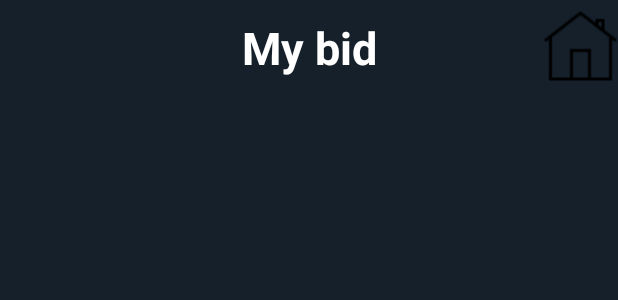
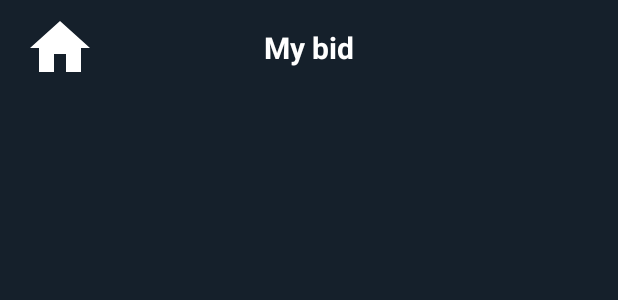
Before and after one commit to khanhlove01/CS426-MobileProject, an Android app: the layout activity_waiting_bid.xml on its own in the app's theme, with its tools: preview values and no code run, on a phone screen of 412 x 824 dp. Shown: the top 300 px of the screen. Run offline under Robolectric (Android 15) with nearby library versions, the phone set to English and light mode, and no system bars.

Commit message:
update bid history, my bid change nvBar title color to white

```diff
--- /dev/null
+++ b/app/src/main/res/drawable/home_icon.xml
@@ -0,0 +1,5 @@
+<vector android:height="48dp" android:tint="#FFFFFF"
+    android:viewportHeight="24" android:viewportWidth="24"
+    android:width="48dp" xmlns:android="http://schemas.android.com/apk/res/android">
+    <path android:fillColor="@android:color/white" android:pathData="M10,20v-6h4v6h5v-8h3L12,3 2,12h3v8z"/>
+</vector>
--- a/app/src/main/res/layout/activity_main.xml
+++ b/app/src/main/res/layout/activity_main.xml
@@ -19,6 +19,7 @@
         android:layout_alignParentBottom="true"
         android:layout_marginBottom="0dp"
         android:background="@drawable/custom_navigation_bar"
-        app:menu="@menu/bottom_navigation_bar" />
+        app:menu="@menu/bottom_navigation_bar"
+        app:itemTextColor="@color/white"/>
 
 </RelativeLayout>
--- a/app/src/main/res/layout/activity_waiting_bid.xml
+++ b/app/src/main/res/layout/activity_waiting_bid.xml
@@ -23,6 +23,7 @@
             app:layout_constraintEnd_toEndOf="parent"
             app:layout_constraintStart_toStartOf="parent"
             app:layout_constraintTop_toBottomOf="@+id/appbar_waiting_bid">
+
             <TextView
                 android:id="@+id/title_main"
                 android:layout_width="wrap_content"
@@ -30,21 +31,21 @@
                 android:layout_gravity="center"
                 android:text="My bid"
                 android:textColor="@color/white"
-                android:textSize="30dp"
+                android:textSize="20dp"
                 android:textStyle="bold" />
+
             <ImageView
+                android:id="@+id/image_home_waiting_bid"
                 android:layout_width="wrap_content"
                 android:layout_height="wrap_content"
-                android:src="@drawable/home"
-                android:id="@+id/image_home_waiting_bid"
-                android:layout_gravity="right"/>
+                android:src="@drawable/home_icon" />
         </androidx.appcompat.widget.Toolbar>
     </com.google.android.material.appbar.AppBarLayout>
 
     <androidx.recyclerview.widget.RecyclerView
+        android:id="@+id/rcv_my_waiting_bid"
         android:layout_width="match_parent"
         android:layout_height="wrap_content"
-        android:layout_margin="20dp"
         android:layout_below="@id/appbar_waiting_bid"
-        android:id="@+id/rcv_my_waiting_bid"/>
+        android:layout_margin = "10dp"/>
 </RelativeLayout>
--- a/app/src/main/res/layout/custom_nft_bid_history.xml
+++ b/app/src/main/res/layout/custom_nft_bid_history.xml
@@ -41,7 +41,7 @@
                     android:layout_height="wrap_content"
                     android:src="@drawable/logos_ethereum"
                     android:id="@+id/logo_eth_bidhistory"
-                    android:layout_marginLeft="120dp"
+                    android:layout_marginLeft="100dp"
                     android:layout_marginTop="10dp"/>
 
                 <TextView
@@ -50,7 +50,7 @@
                     android:id="@+id/nft_bid_history_eth_price"
                     android:text="2.08"
                     android:textColor="@color/white"
-                    android:layout_marginLeft="140dp"
+                    android:layout_marginLeft="120dp"
                     android:layout_marginTop="10dp"/>
 
                 <TextView
@@ -61,7 +61,7 @@
                     android:layout_below="@+id/logo_eth_bidhistory"
                     android:textColor="@color/white"
                     android:alpha="0.6"
-                    android:layout_marginLeft="80dp"
+                    android:layout_marginLeft="60dp"
                     android:layout_marginTop="4dp"/>
 
             </RelativeLayout>
```
